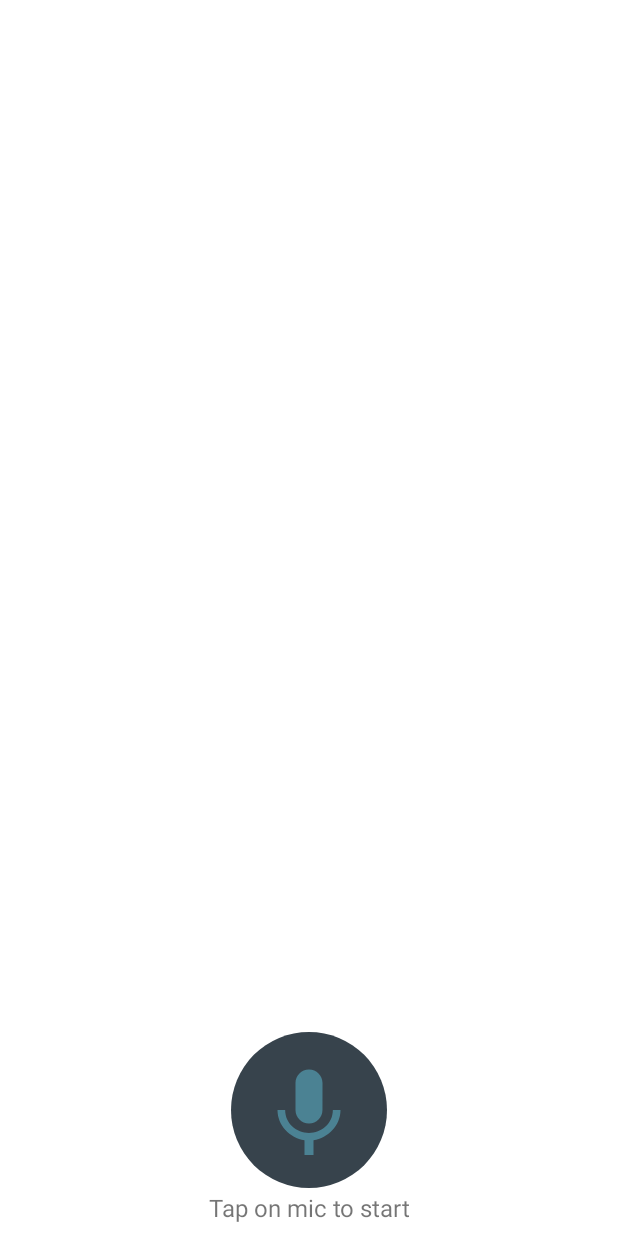
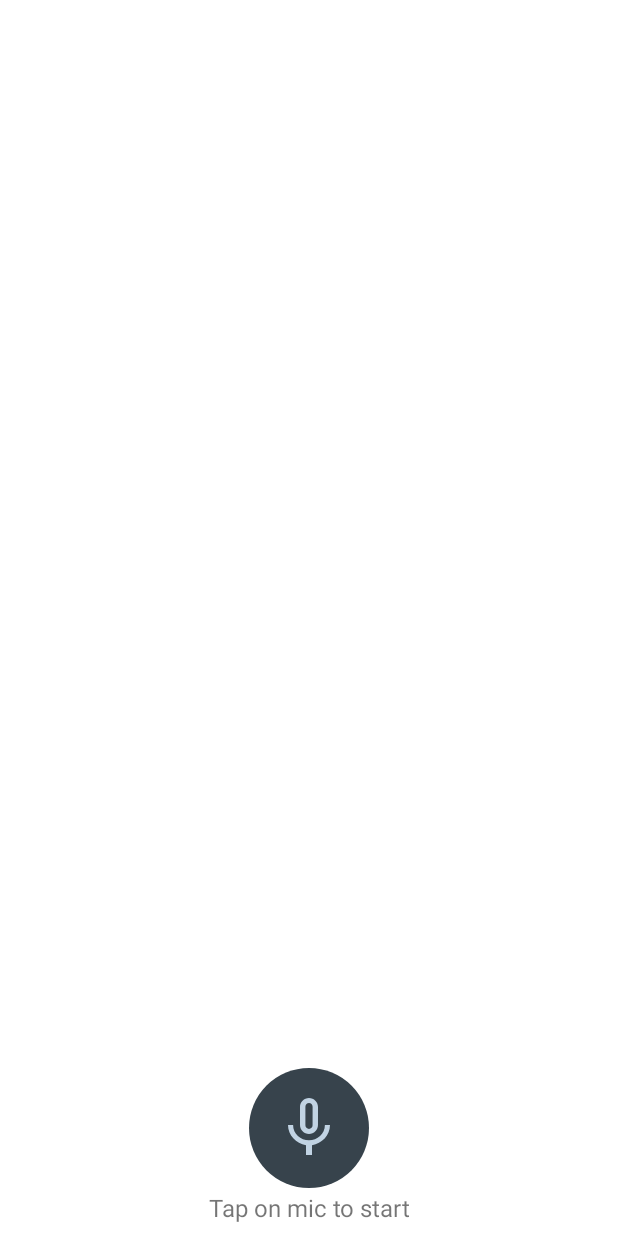
Before and after one commit to zankhna-randeri/Enterprise-ExpenseTracker, an Android app: the VoiceBotActivity screen opened directly, with no data from a screen before it, on a phone screen of 412 x 824 dp. Run offline under Robolectric (Android 15) with nearby library versions, the light colour scheme and no system bars.

Commit message:
New icons for mic and notification

```diff
--- a/Code/app/src/main/res/drawable/ic_mic.xml
+++ b/Code/app/src/main/res/drawable/ic_mic.xml
@@ -1,5 +1,5 @@
-<vector android:height="72dp" android:tint="#4B8293"
+<vector android:height="48dp" android:tint="#C1D3E3"
     android:viewportHeight="24.0" android:viewportWidth="24.0"
-    android:width="72dp" xmlns:android="http://schemas.android.com/apk/res/android">
-    <path android:fillColor="#FF000000" android:pathData="M12,15c1.66,0 2.99,-1.34 2.99,-3L15,6c0,-1.66 -1.34,-3 -3,-3S9,4.34 9,6v6c0,1.66 1.34,3 3,3zM17.3,12c0,3 -2.54,5.1 -5.3,5.1S6.7,15 6.7,12L5,12c0,3.42 2.72,6.23 6,6.72L11,22h2v-3.28c3.28,-0.48 6,-3.3 6,-6.72h-1.7z"/>
+    android:width="48dp" xmlns:android="http://schemas.android.com/apk/res/android">
+    <path android:fillColor="#FF000000" android:pathData="M12,14c1.66,0 2.99,-1.34 2.99,-3L15,5c0,-1.66 -1.34,-3 -3,-3S9,3.34 9,5v6c0,1.66 1.34,3 3,3zM10.8,4.9c0,-0.66 0.54,-1.2 1.2,-1.2 0.66,0 1.2,0.54 1.2,1.2l-0.01,6.2c0,0.66 -0.53,1.2 -1.19,1.2 -0.66,0 -1.2,-0.54 -1.2,-1.2L10.8,4.9zM17.3,11c0,3 -2.54,5.1 -5.3,5.1S6.7,14 6.7,11L5,11c0,3.41 2.72,6.23 6,6.72L11,21h2v-3.28c3.28,-0.48 6,-3.3 6,-6.72h-1.7z"/>
 </vector>
--- /dev/null
+++ b/Code/app/src/main/res/drawable/ic_notification.xml
@@ -0,0 +1,5 @@
+<vector android:height="24dp" android:tint="#F1F1F1"
+    android:viewportHeight="24.0" android:viewportWidth="24.0"
+    android:width="24dp" xmlns:android="http://schemas.android.com/apk/res/android">
+    <path android:fillColor="#FF000000" android:pathData="M12,22c1.1,0 2,-0.9 2,-2h-4c0,1.1 0.89,2 2,2zM18,16v-5c0,-3.07 -1.64,-5.64 -4.5,-6.32L13.5,4c0,-0.83 -0.67,-1.5 -1.5,-1.5s-1.5,0.67 -1.5,1.5v0.68C7.63,5.36 6,7.92 6,11v5l-2,2v1h16v-1l-2,-2z"/>
+</vector>
```
